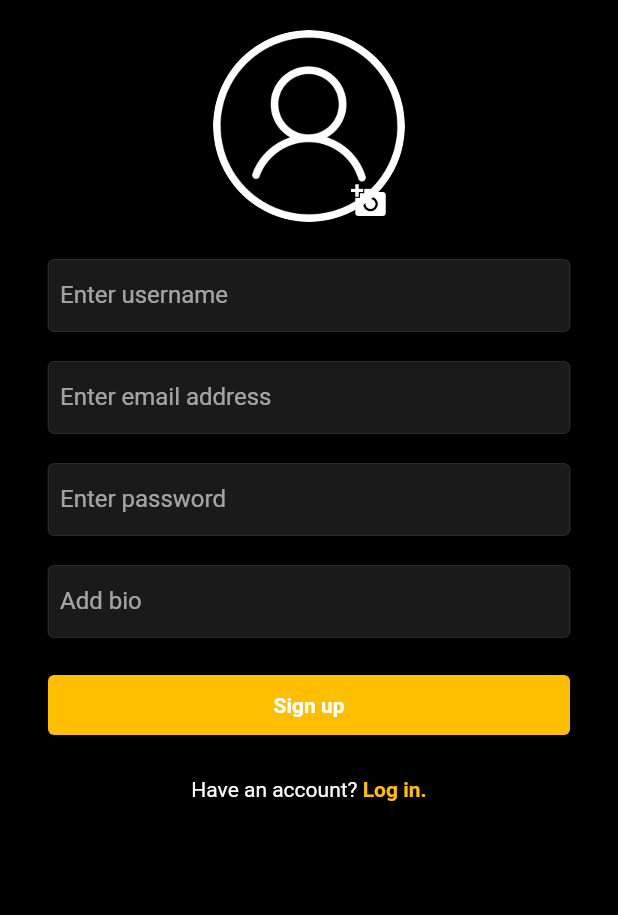
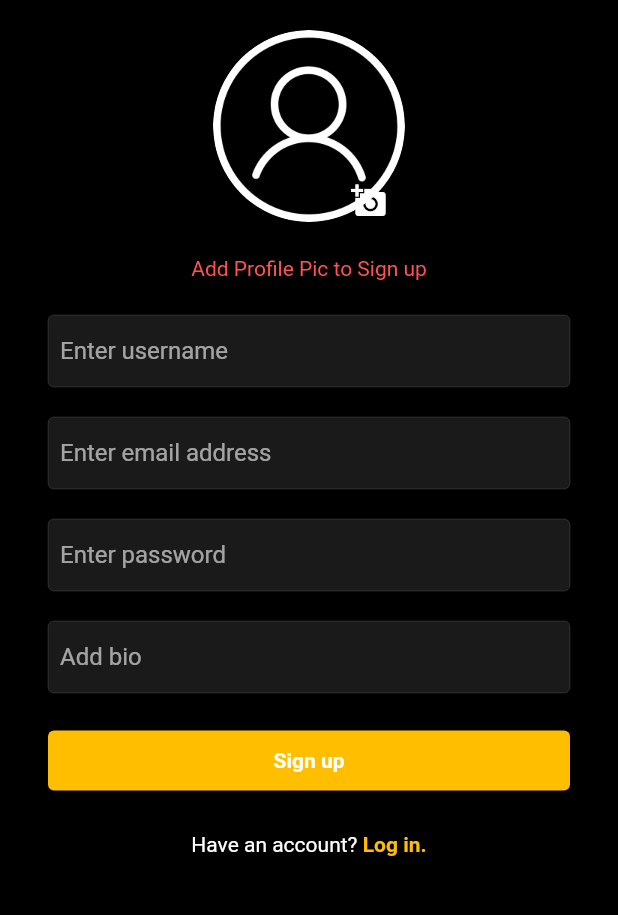
Before and after one commit to ashwinsk24/seta, a Flutter app: the SignupScreen screen opened directly, on a phone screen of 412 x 824 dp, the part 219-1134 px from its top. Run offline on Flutter 3.47's test engine with Material 2 defaults, Android fonts, the phone set to English and light mode, and no system bars; our stand-ins replace cloud_firestore, firebase_auth, firebase_core, firebase_storage, flutter_svg, image_picker and 1 more; accounts and stored records are empty; network calls fail.

Commit message:
web final

```diff
--- a/lib/screens/signup_screen.dart
+++ b/lib/screens/signup_screen.dart
@@ -145,7 +145,19 @@ class _SignupScreenState extends State<SignupScreen> {
                     ),
                   ],
                 ),
-                const SizedBox(height: 25),
+                const SizedBox(height: 15),
+                Container(
+                  padding: const EdgeInsets.symmetric(
+                    vertical: 8,
+                  ),
+                  child: const Text(
+                    "Add Profile Pic to Sign up",
+                    style: TextStyle(
+                      color: Colors.redAccent,
+                    ),
+                  ),
+                ),
+                const SizedBox(height: 15),
                 //username textfield
                 TextFieldInput(
                   labelText: 'Enter username',
```
Also changed, not shown: lib/responsive/web_screen_layout.dart (+4 -10 lines), lib/screens/notification_screen.dart (+2 -5 lines), lib/widgets/comment_card.dart (+0 -7 lines).
